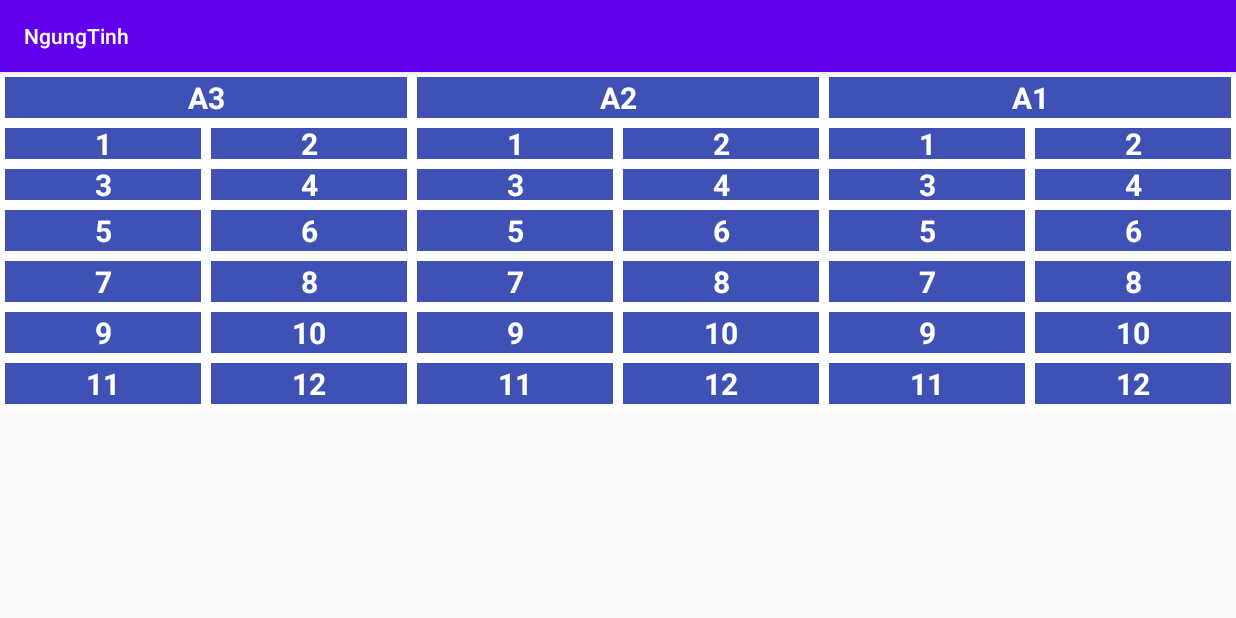
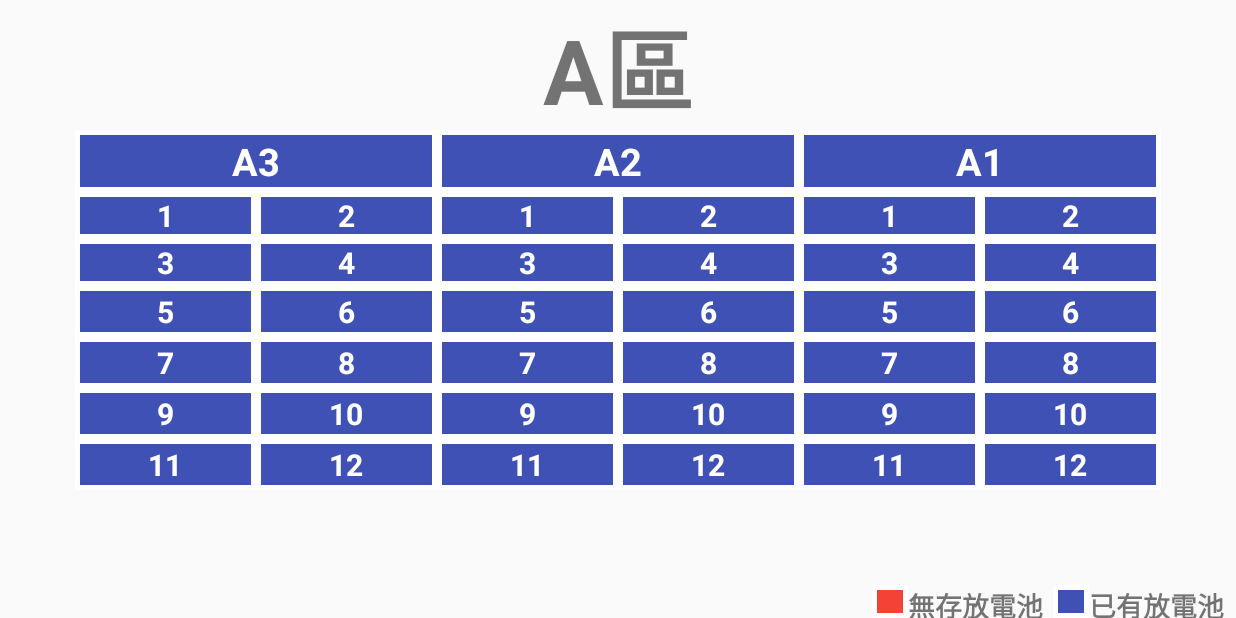
Before and after one commit to IT-Lelong/NgungTinh, an Android app: the MainActivity2 screen opened directly, with no data from a screen before it, on a phone screen of 824 x 412 dp (held sideways). Run offline under Robolectric (Android 15) with nearby library versions, the phone set to English and light mode, and no system bars; 4 statements that could not run were skipped.

Commit message:
Update Scan final

```diff
--- a/app/src/main/java/com/lelong/ngungtinh/KTnew/KT_Menu.java
+++ b/app/src/main/java/com/lelong/ngungtinh/KTnew/KT_Menu.java
@@ -5,6 +5,7 @@ import android.os.Bundle;
 import android.view.View;
 import android.widget.ImageButton;
 
+import androidx.appcompat.app.ActionBar;
 import androidx.appcompat.app.AppCompatActivity;
 
 import com.lelong.ngungtinh.Create_Table;
@@ -17,6 +18,9 @@ public class KT_Menu extends AppCompatActivity {
     protected void onCreate(Bundle savedInstanceState) {
         super.onCreate(savedInstanceState);
         setContentView(R.layout.activity_kt_menu);
+
+        ActionBar actionBar = getSupportActionBar();
+        actionBar.hide();
 
         btn_map = findViewById(R.id.img_iconmap);
         btn_search = findViewById(R.id.img_iconsearch);
--- a/app/src/main/java/com/lelong/ngungtinh/KTnew/MainActivity2.java
+++ b/app/src/main/java/com/lelong/ngungtinh/KTnew/MainActivity2.java
@@ -1,5 +1,6 @@
 package com.lelong.ngungtinh.KTnew;
 
+import androidx.appcompat.app.ActionBar;
 import androidx.appcompat.app.AppCompatActivity;
 
 import android.annotation.SuppressLint;
@@ -18,16 +19,19 @@ public class MainActivity2 extends AppCompatActivity {
     String g_xuong, g_vitri;
 
     //A1
-    TextView A101 ,A102 ,A103 ,A104 ;
+    TextView A101, A102, A103, A104;
     //A2
-    TextView A201 ,A202,A203 ,A204 ;
+    TextView A201, A202, A203, A204;
     //A3
-    TextView A301 ,A302 ,A303 ,A304 ;
+    TextView A301, A302, A303, A304;
 
     @Override
     protected void onCreate(Bundle savedInstanceState) {
         super.onCreate(savedInstanceState);
         setContentView(R.layout.activity_main2);
+        ActionBar actionBar = getSupportActionBar();
+        actionBar.hide();
+
         db = new Create_Table(this);
         db.open();
 
@@ -102,9 +106,11 @@ public class MainActivity2 extends AppCompatActivity {
         if (chk_num > 0) {
             g_vitri.setBackgroundResource(R.drawable.border_listview_red);
             g_vitri.setTextColor(getResources().getColor(R.color.white));
+            g_vitri.setPadding(0,3,0,3);
         } else {
             g_vitri.setBackgroundResource(R.drawable.boder_title_view);
             g_vitri.setTextColor(getResources().getColor(R.color.white));
+            g_vitri.setPadding(0,3,0,3);
         }
     }
 
--- a/app/src/main/res/layout/activity_main2.xml
+++ b/app/src/main/res/layout/activity_main2.xml
@@ -4,15 +4,24 @@
     xmlns:tools="http://schemas.android.com/tools"
     android:layout_width="match_parent"
     android:layout_height="match_parent"
-    android:orientation="horizontal"
-    android:weightSum="1"
+    android:orientation="vertical"
     tools:context=".KTnew.MainActivity2">
 
+    <TextView
+        android:layout_width="match_parent"
+        android:layout_height="0dp"
+        android:layout_weight="2"
+        android:gravity="center"
+        android:text="A區"
+        android:textSize="60sp"
+        android:textStyle="bold" />
 
     <TableLayout
-        android:layout_width="0dp"
-        android:layout_height="match_parent"
-        android:layout_weight="1"
+        android:layout_width="match_parent"
+        android:layout_height="0dp"
+        android:layout_weight="7"
+        android:paddingLeft="50dp"
+        android:paddingRight="50dp"
         android:shrinkColumns="*"
         android:stretchColumns="*">
 
@@ -25,7 +34,7 @@
                 android:layout_span="2"
                 android:gravity="center"
                 android:text="A3"
-                android:textSize="20sp"
+                android:textSize="25sp"
                 android:textStyle="bold" />
 
             <TextView
@@ -35,7 +44,7 @@
                 android:layout_span="2"
                 android:gravity="center"
                 android:text="A2"
-                android:textSize="20sp"
+                android:textSize="25sp"
                 android:textStyle="bold" />
 
             <TextView
@@ -45,7 +54,7 @@
                 android:layout_span="2"
                 android:gravity="center"
                 android:text="A1"
-                android:textSize="20sp"
+                android:textSize="25sp"
                 android:textStyle="bold" />
         </TableRow>
 
@@ -348,4 +357,43 @@
                 android:textStyle="bold" />
         </TableRow>
     </TableLayout>
+
+    <LinearLayout
+        android:layout_width="match_parent"
+        android:layout_height="0dp"
+        android:layout_weight="0.5"
+        android:orientation="horizontal">
+
+        <TextView
+            android:layout_width="0dp"
+            android:layout_height="match_parent"
+            android:layout_weight="12" />
+        <TextView
+            android:layout_width="0dp"
+            android:layout_height="match_parent"
+            android:layout_weight="0.5"
+            android:background="@drawable/border_listview_red"/>
+        <TextView
+            android:layout_width="0dp"
+            android:layout_height="match_parent"
+            android:layout_weight="2"
+            android:gravity="center|left"
+            android:textStyle="bold"
+            android:textSize="18sp"
+            android:text="無存放電池"/>
+        <TextView
+            android:layout_width="0dp"
+            android:layout_height="match_parent"
+            android:layout_weight="0.5"
+            android:background="@drawable/boder_title_view"/>
+        <TextView
+            android:layout_width="0dp"
+            android:layout_height="match_parent"
+            android:layout_weight="2"
+            android:gravity="center|left"
+            android:textStyle="bold"
+            android:textSize="18sp"
+            android:text="已有放電池"/>
+
+    </LinearLayout>
 </LinearLayout>
--- a/app/src/main/res/values/colors.xml
+++ b/app/src/main/res/values/colors.xml
@@ -8,4 +8,6 @@
     <color name="black">#FF000000</color>
     <color name="white">#FFFFFFFF</color>
     <color name="red">#D31C0E</color>
+    <color name="brown">#996600</color>
+
 </resources>
--- a/app/src/main/res/values/styles.xml
+++ b/app/src/main/res/values/styles.xml
@@ -40,10 +40,33 @@
     </style>
 
     <style name="SpinnerItem" parent="Widget.AppCompat.DropDownItem.Spinner">
-        <item name="android:textColor">@color/black</item>
-        <item name="android:textSize">30sp</item>
+        <item name="android:textColor">@color/red</item>
+        <item name="android:textSize">150sp</item>
         <item name="android:textStyle">bold</item>
         <item name="android:gravity">center</item>
     </style>
 
+    <style name="MySpinnerTextAppearance" parent="TextAppearance.AppCompat.Widget.TextView.SpinnerItem">
+        <item name="android:textSize">50sp</item>
+        <item name="android:textColor">@color/black</item>
+        <item name="android:textStyle">bold</item>
+        <item name="android:gravity">center</item>
+    </style>
+
+    <style name="MySpinnerStyle" parent="android:Widget.Spinner">
+        <item name="android:textSize">150sp</item>
+        <item name="android:textColor">@color/black</item>
+        <item name="android:textStyle">bold</item>
+    </style>
+
+    <style name="MySpinnerStyle1" parent="Widget.AppCompat.Spinner">
+        <item name="android:textSize">20sp</item>
+    </style>
+
+    <style name="SpinnerTextStyle" parent="@android:style/Widget.TextView.SpinnerItem">
+        <item name="android:textSize">20sp</item>
+        <item name="android:textAppearance">@style/MySpinnerTextAppearance</item>
+        <item name="android:spinnerItemStyle">@style/SpinnerItem</item>
+    </style>
+
 </resources>
--- a/app/src/main/res/values/themes.xml
+++ b/app/src/main/res/values/themes.xml
@@ -13,6 +13,7 @@
         <item name="android:statusBarColor">?attr/colorPrimaryVariant</item>
         <!-- Customize your theme here. -->
         <item name="android:spinnerItemStyle">@style/SpinnerItem</item>
+        <item name="android:spinnerStyle">@style/MySpinnerStyle1</item>
     </style>
 
 
```
Also changed, not shown: app/src/main/java/com/lelong/ngungtinh/KTnew/KT_Main.java (+14 -10 lines), app/src/main/java/com/lelong/ngungtinh/KTnew/demo.java (deleted, +0 -84 lines), app/src/main/res/layout/activity_kt_main.xml (+20 -15 lines). Lines whose indentation alone changed are shown as unchanged.
